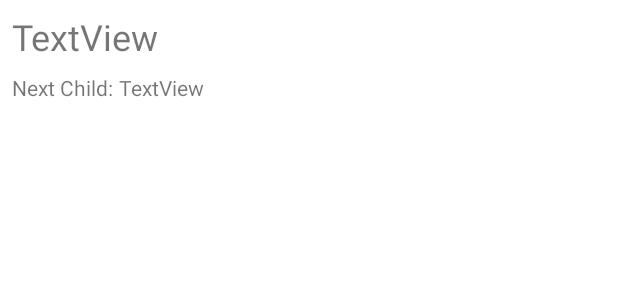
After one commit to XZTDean/Parenting_app, an Android app: the layout task_item.xml on its own in the app's theme, with its tools: preview values and no code run, on a phone screen of 412 x 824 dp. The commit adds this screen. Shown: the top 300 px of the screen. Run offline under Robolectric (Android 15) with nearby library versions, the phone set to English and light mode, and no system bars.

Commit message:
Task List item create

```diff
--- /dev/null
+++ b/app/src/main/res/layout/task_item.xml
@@ -0,0 +1,41 @@
+<?xml version="1.0" encoding="utf-8"?>
+<androidx.constraintlayout.widget.ConstraintLayout xmlns:android="http://schemas.android.com/apk/res/android"
+    xmlns:app="http://schemas.android.com/apk/res-auto"
+    xmlns:tools="http://schemas.android.com/tools"
+    android:layout_width="match_parent"
+    android:layout_height="match_parent">
+
+    <TextView
+        android:id="@+id/task_name"
+        android:layout_width="wrap_content"
+        android:layout_height="wrap_content"
+        android:layout_marginStart="8dp"
+        android:layout_marginTop="8dp"
+        android:text="TextView"
+        android:textSize="24sp"
+        app:layout_constraintStart_toStartOf="parent"
+        app:layout_constraintTop_toTopOf="parent" />
+
+    <LinearLayout
+        android:layout_width="wrap_content"
+        android:layout_height="wrap_content"
+        android:layout_marginStart="8dp"
+        android:layout_marginTop="8dp"
+        android:orientation="horizontal"
+        app:layout_constraintStart_toStartOf="parent"
+        app:layout_constraintTop_toBottomOf="@+id/task_name">
+
+        <TextView
+            android:layout_width="0dp"
+            android:layout_height="wrap_content"
+            android:layout_marginEnd="4dp"
+            android:layout_weight="1"
+            android:text="@string/next_child" />
+
+        <TextView
+            android:id="@+id/task_child"
+            android:layout_width="wrap_content"
+            android:layout_height="wrap_content"
+            android:text="TextView" />
+    </LinearLayout>
+</androidx.constraintlayout.widget.ConstraintLayout>
--- a/app/src/main/res/values/strings.xml
+++ b/app/src/main/res/values/strings.xml
@@ -53,6 +53,7 @@
     <string name="name_empty_warnning">Name should not be empty</string>
     <string name="view_history">VIEW HISTORY</string>
     <string name="all">All</string>
+    <string name="next_child">Next Child:</string>
 
 
     <string-array name="durationSpinner">
```
Also changed, not shown: app/src/main/java/ca/cmpt276/project/UI/TaskListActivity.java (+37 -0 lines).
